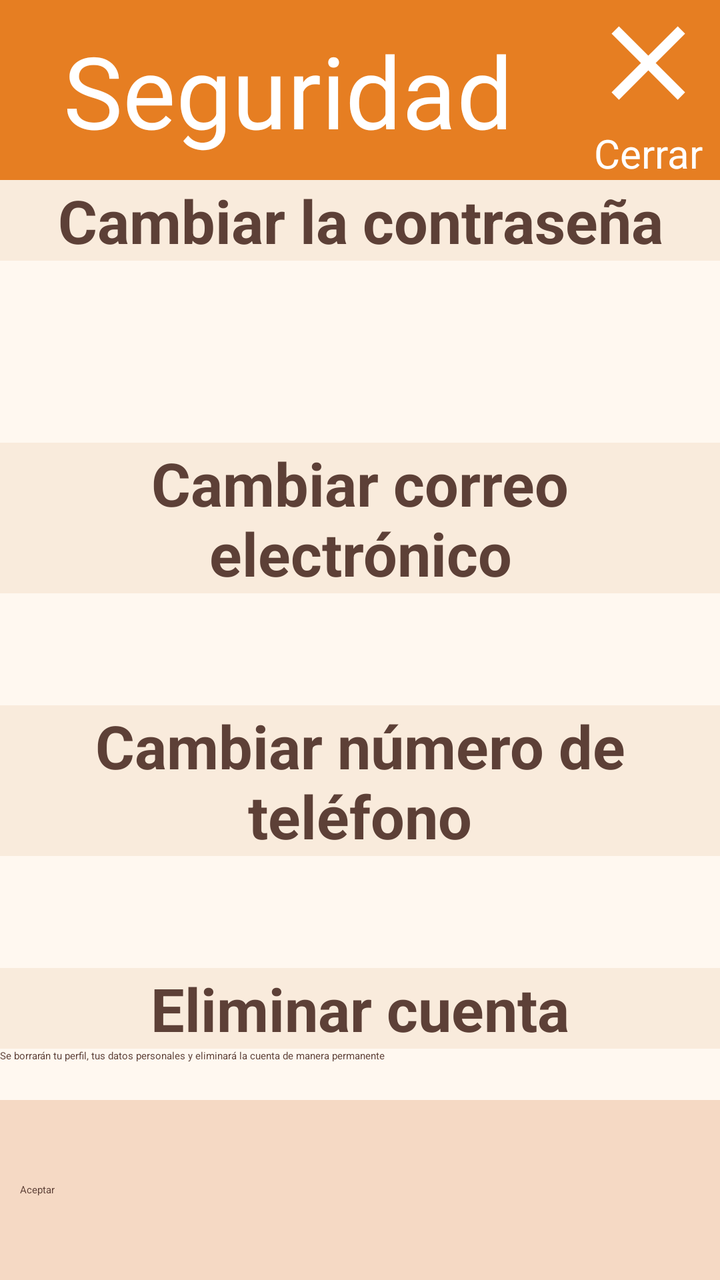
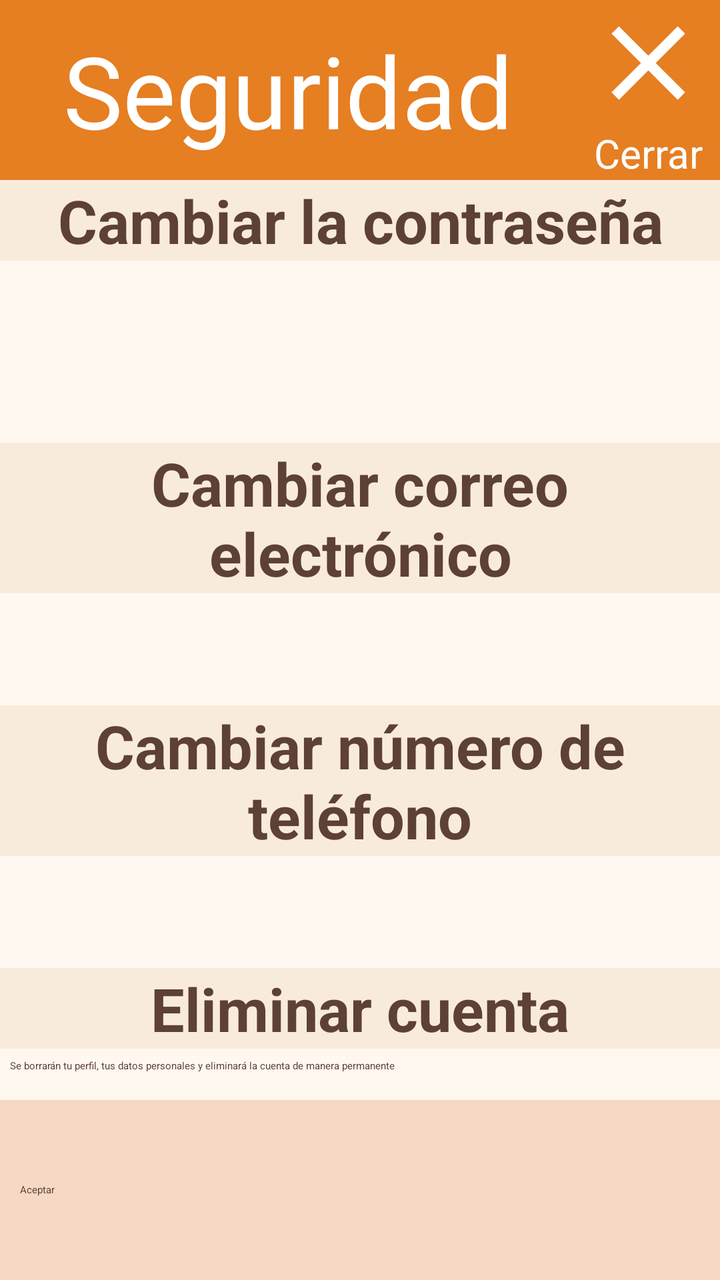

Compare the two renders of this Android layout. The source of the first and the diff that turns it into the second are given below.
<!-- AndroidManifest.xml: application theme Theme.Activitat_05 -->
<!-- res/layout/activity_option_security.xml -->
<?xml version="1.0" encoding="utf-8"?>
<androidx.constraintlayout.widget.ConstraintLayout xmlns:android="http://schemas.android.com/apk/res/android"
    xmlns:app="http://schemas.android.com/apk/res-auto"
    xmlns:tools="http://schemas.android.com/tools"
    android:id="@+id/main"
    android:layout_width="match_parent"
    android:layout_height="match_parent"
    tools:context=".OptionSecurityActivity">

    <LinearLayout
        android:id="@+id/aOSTitle"
        android:layout_width="match_parent"
        android:layout_height="90dp"
        app:layout_constraintTop_toTopOf="parent"
        app:layout_constraintBottom_toTopOf="@+id/aOSBody"
        android:orientation="horizontal"
        android:background="?attr/headerLink">

        <TextView
            android:layout_width="0dp"
            android:layout_height="match_parent"
            android:text="@string/opcionSeguridad"
            android:textSize="50sp"
            android:layout_weight="0.8"
            android:textColor="?attr/headerText"
            android:gravity="center"/>
        <LinearLayout
            android:id="@+id/aOSClose"
            android:layout_width="0dp"
            android:layout_height="match_parent"
            android:orientation="vertical"
            android:layout_weight="0.2">

            <ImageView
                android:layout_width="match_parent"
                android:layout_height="0dp"
                android:src="@drawable/close_24dp"
                android:layout_weight="0.7"/>
            <TextView
                android:layout_width="match_parent"
                android:layout_height="0dp"
                android:text="Cerrar"
                android:textSize="20sp"
                android:textColor="?attr/headerText"
                android:layout_weight="0.3"
                android:gravity="center"/>
        </LinearLayout>
    </LinearLayout>

    <LinearLayout
        android:id="@+id/aOSBody"
        android:layout_width="match_parent"
        android:layout_height="0dp"
        app:layout_constraintTop_toBottomOf="@+id/aOSTitle"
        app:layout_constraintBottom_toTopOf="@+id/aOSFooter"
        android:background="?attr/body"
        android:orientation="vertical">

        <LinearLayout
            android:layout_width="match_parent"
            android:layout_height="0dp"
            android:layout_weight="0.3"
            android:orientation="vertical">

            <TextView
                android:layout_width="match_parent"
                android:layout_height="wrap_content"
                android:text="Cambiar la contraseña"
                android:background="?attr/subHeader"
                android:textSize="30sp"
                android:textStyle="bold"
                android:gravity="center"/>
            <LinearLayout
                android:layout_width="match_parent"
                android:layout_height="match_parent"
                android:orientation="vertical">

                <com.google.android.material.textfield.TextInputLayout
                    android:layout_width="match_parent"
                    android:layout_height="0dp"
                    android:hint="Nueva contraseña"
                    android:layout_weight="1">

                    <com.google.android.material.textfield.TextInputEditText
                        android:layout_width="match_parent"
                        android:layout_height="wrap_content"/>
                </com.google.android.material.textfield.TextInputLayout>
                <com.google.android.material.textfield.TextInputLayout
                    android:layout_width="match_parent"
                    android:layout_height="0dp"
                    android:hint="Confirma la nueva contraseña"
                    android:layout_weight="1">

                    <com.google.android.material.textfield.TextInputEditText
                        android:layout_width="match_parent"
                        android:layout_height="wrap_content"/>
                </com.google.android.material.textfield.TextInputLayout>
            </LinearLayout>
        </LinearLayout>
        <LinearLayout
            android:layout_width="match_parent"
            android:layout_height="0dp"
            android:layout_weight="0.3"
            android:orientation="vertical">

            <TextView
                android:layout_width="match_parent"
                android:layout_height="wrap_content"
                android:text="Cambiar correo electrónico"
                android:background="?attr/subHeader"
                android:textSize="30sp"
                android:textStyle="bold"
                android:gravity="center"/>
            <com.google.android.material.textfield.TextInputLayout
                android:layout_width="match_parent"
                android:layout_height="0dp"
                android:hint="Nuevo correo electrónico"
                android:layout_weight="1">

                <com.google.android.material.textfield.TextInputEditText
                    android:layout_width="match_parent"
                    android:layout_height="wrap_content"/>
            </com.google.android.material.textfield.TextInputLayout>
            <com.google.android.material.textfield.TextInputLayout
                android:layout_width="match_parent"
                android:layout_height="0dp"
                android:hint="Confirma el correo electrónico"
                android:layout_weight="1">

                <com.google.android.material.textfield.TextInputEditText
                    android:layout_width="match_parent"
                    android:layout_height="wrap_content"/>
            </com.google.android.material.textfield.TextInputLayout>
        </LinearLayout>
        <LinearLayout
            android:layout_width="match_parent"
            android:layout_height="0dp"
            android:layout_weight="0.3"
            android:orientation="vertical">

            <TextView
                android:layout_width="match_parent"
                android:layout_height="wrap_content"
                android:text="Cambiar número de teléfono"
                android:background="?attr/subHeader"
                android:textSize="30sp"
                android:textStyle="bold"
                android:gravity="center"/>
            <com.google.android.material.textfield.TextInputLayout
                android:layout_width="match_parent"
                android:layout_height="0dp"
                android:hint="Nuevo número de teléfono"
                android:layout_weight="1">

                <com.google.android.material.textfield.TextInputEditText
                    android:layout_width="match_parent"
                    android:layout_height="wrap_content"/>
            </com.google.android.material.textfield.TextInputLayout>
            <com.google.android.material.textfield.TextInputLayout
                android:layout_width="match_parent"
                android:layout_height="0dp"
                android:hint="Confirma el número de teléfono"
                android:layout_weight="1">

                <com.google.android.material.textfield.TextInputEditText
                    android:layout_width="match_parent"
                    android:layout_height="wrap_content"/>
            </com.google.android.material.textfield.TextInputLayout>
        </LinearLayout>
        <LinearLayout
            android:layout_width="match_parent"
            android:layout_height="0dp"
            android:layout_weight="0.15"
            android:orientation="vertical">

            <TextView
                android:layout_width="match_parent"
                android:layout_height="wrap_content"
                android:text="Eliminar cuenta"
                android:background="?attr/subHeader"
                android:textSize="30sp"
                android:textStyle="bold"
                android:gravity="center"/>
            <LinearLayout
                android:layout_width="match_parent"
                android:layout_height="match_parent"
                android:orientation="horizontal">

                <TextView
                    android:layout_width="0dp"
                    android:layout_height="match_parent"
                    android:layout_weight="0.8"
                    android:text="Se borrarán tu perfil, tus datos personales y eliminará la cuenta de manera permanente"/>
                <com.google.android.material.materialswitch.MaterialSwitch
                    android:layout_width="0dp"
                    android:layout_height="match_parent"
                    android:checked="true"
                    android:layout_weight="0.2"/>
            </LinearLayout>
        </LinearLayout>
    </LinearLayout>

    <LinearLayout
        android:id="@+id/aOSFooter"
        android:layout_width="match_parent"
        android:layout_height="90dp"
        app:layout_constraintTop_toBottomOf="@+id/aOSBody"
        app:layout_constraintBottom_toBottomOf="parent"
        android:background="?attr/footer"
        android:gravity="center"
        android:padding="10dp">

        <Button
            android:id="@+id/aOSAccept"
            android:layout_width="match_parent"
            android:layout_height="wrap_content"
            android:text="Aceptar"/>
    </LinearLayout>
</androidx.constraintlayout.widget.ConstraintLayout>
<!-- resources referenced by this layout -->
<resources>
  <!-- drawable close_24dp (drawable) -->
  <vector xmlns:android="http://schemas.android.com/apk/res/android"
      android:width="24dp"
      android:height="24dp"
      android:viewportWidth="960"
      android:viewportHeight="960">
    <path
        android:pathData="m256,760 l-56,-56 224,-224 -224,-224 56,-56 224,224 224,-224 56,56 -224,224 224,224 -56,56 -224,-224 -224,224Z"
        android:fillColor="#FFFFFF"/>
  </vector>
  <string name="opcionSeguridad">Seguridad</string>
  <style name="Theme.Activitat_05" parent="Base.Theme.Activitat_05" />
  <style name="Base.Theme.Activitat_05" parent="Theme.Material3Expressive.DayNight.NoActionBar">
          
          <item name="headerLink">@color/headerLink</item>
          <item name="subHeader">@color/subtitle</item>
          <item name="subHeaderText">@color/subtitleText</item>
          <item name="colorPrimary">@color/headerLink</item>
  
          <item name="body">@color/body</item>
  
          <item name="footer">@color/footer</item>
  
          <item name="android:textColor">@color/textGeneral</item>
  
          <item name="headerText">@color/headerText</item>
          <item name="colorOnPrimary">@color/headerText</item>
          <item name="black">@color/black</item>
      </style>
  <color name="headerLink">#E67E22</color>
  <color name="subtitle">#F9EBDC</color>
  <color name="subtitleText">#5D4037</color>
  <color name="body">#FFF8F0</color>
  <color name="footer">#F5D9C4</color>
  <color name="textGeneral">#5D4037</color>
  <color name="headerText">#FFFFFF</color>
  <color name="black">#000000</color>
</resources>

<!-- the commit's change to res/layout/activity_option_security.xml (unified diff, before → after) -->
@@ -73,7 +73,8 @@
             <LinearLayout
                 android:layout_width="match_parent"
                 android:layout_height="match_parent"
-                android:orientation="vertical">
+                android:orientation="vertical"
+                android:padding="5dp">
 
                 <com.google.android.material.textfield.TextInputLayout
                     android:layout_width="match_parent"
@@ -111,26 +112,33 @@
                 android:textSize="30sp"
                 android:textStyle="bold"
                 android:gravity="center"/>
-            <com.google.android.material.textfield.TextInputLayout
-                android:layout_width="match_parent"
-                android:layout_height="0dp"
-                android:hint="Nuevo correo electrónico"
-                android:layout_weight="1">
-
-                <com.google.android.material.textfield.TextInputEditText
-                    android:layout_width="match_parent"
-                    android:layout_height="wrap_content"/>
-            </com.google.android.material.textfield.TextInputLayout>
-            <com.google.android.material.textfield.TextInputLayout
-                android:layout_width="match_parent"
-                android:layout_height="0dp"
-                android:hint="Confirma el correo electrónico"
-                android:layout_weight="1">
-
-                <com.google.android.material.textfield.TextInputEditText
-                    android:layout_width="match_parent"
-                    android:layout_height="wrap_content"/>
-            </com.google.android.material.textfield.TextInputLayout>
+            <LinearLayout
+                android:layout_width="match_parent"
+                android:layout_height="match_parent"
+                android:orientation="vertical"
+                android:padding="5dp">
+
+                <com.google.android.material.textfield.TextInputLayout
+                    android:layout_width="match_parent"
+                    android:layout_height="0dp"
+                    android:hint="Nuevo correo electrónico"
+                    android:layout_weight="1">
+
+                    <com.google.android.material.textfield.TextInputEditText
+                        android:layout_width="match_parent"
+                        android:layout_height="wrap_content"/>
+                </com.google.android.material.textfield.TextInputLayout>
+                <com.google.android.material.textfield.TextInputLayout
+                    android:layout_width="match_parent"
+                    android:layout_height="0dp"
+                    android:hint="Confirma el correo electrónico"
+                    android:layout_weight="1">
+
+                    <com.google.android.material.textfield.TextInputEditText
+                        android:layout_width="match_parent"
+                        android:layout_height="wrap_content"/>
+                </com.google.android.material.textfield.TextInputLayout>
+            </LinearLayout>
         </LinearLayout>
         <LinearLayout
             android:layout_width="match_parent"
@@ -146,26 +154,33 @@
                 android:textSize="30sp"
                 android:textStyle="bold"
                 android:gravity="center"/>
-            <com.google.android.material.textfield.TextInputLayout
-                android:layout_width="match_parent"
-                android:layout_height="0dp"
-                android:hint="Nuevo número de teléfono"
-                android:layout_weight="1">
-
-                <com.google.android.material.textfield.TextInputEditText
-                    android:layout_width="match_parent"
-                    android:layout_height="wrap_content"/>
-            </com.google.android.material.textfield.TextInputLayout>
-            <com.google.android.material.textfield.TextInputLayout
-                android:layout_width="match_parent"
-                android:layout_height="0dp"
-                android:hint="Confirma el número de teléfono"
-                android:layout_weight="1">
-
-                <com.google.android.material.textfield.TextInputEditText
-                    android:layout_width="match_parent"
-                    android:layout_height="wrap_content"/>
-            </com.google.android.material.textfield.TextInputLayout>
+            <LinearLayout
+                android:layout_width="match_parent"
+                android:layout_height="match_parent"
+                android:orientation="vertical"
+                android:padding="5dp">
+
+                <com.google.android.material.textfield.TextInputLayout
+                    android:layout_width="match_parent"
+                    android:layout_height="0dp"
+                    android:hint="Nuevo número de teléfono"
+                    android:layout_weight="1">
+
+                    <com.google.android.material.textfield.TextInputEditText
+                        android:layout_width="match_parent"
+                        android:layout_height="wrap_content"/>
+                </com.google.android.material.textfield.TextInputLayout>
+                <com.google.android.material.textfield.TextInputLayout
+                    android:layout_width="match_parent"
+                    android:layout_height="0dp"
+                    android:hint="Confirma el número de teléfono"
+                    android:layout_weight="1">
+
+                    <com.google.android.material.textfield.TextInputEditText
+                        android:layout_width="match_parent"
+                        android:layout_height="wrap_content"/>
+                </com.google.android.material.textfield.TextInputLayout>
+            </LinearLayout>
         </LinearLayout>
         <LinearLayout
             android:layout_width="match_parent"
@@ -184,7 +199,8 @@
             <LinearLayout
                 android:layout_width="match_parent"
                 android:layout_height="match_parent"
-                android:orientation="horizontal">
+                android:orientation="horizontal"
+                android:padding="5dp">
 
                 <TextView
                     android:layout_width="0dp"
